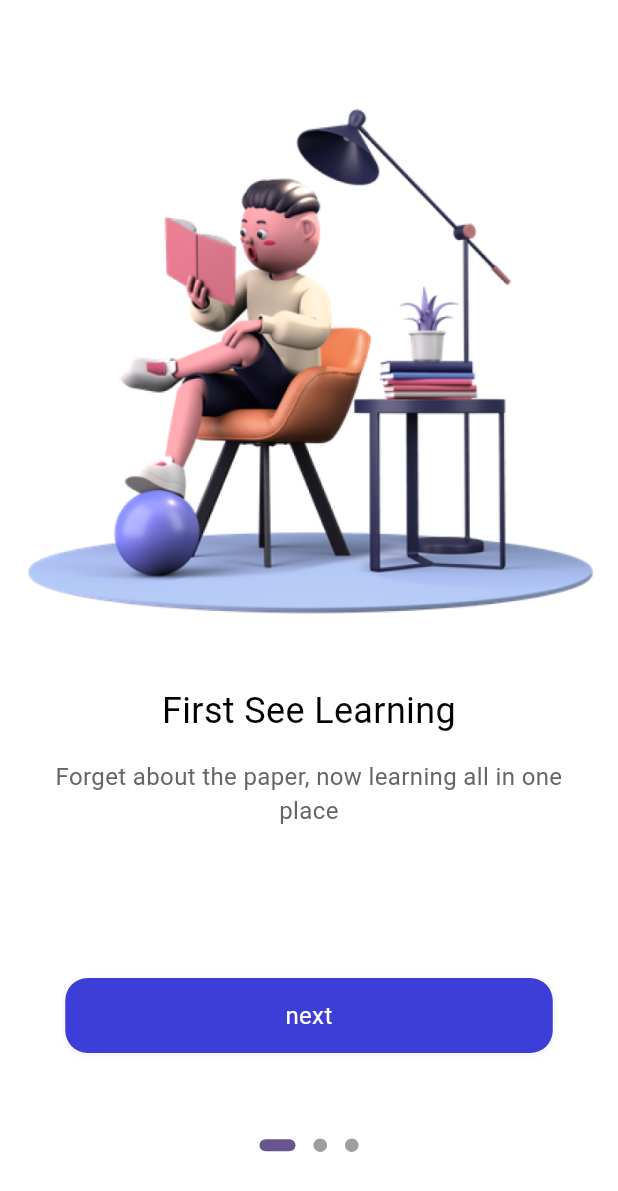
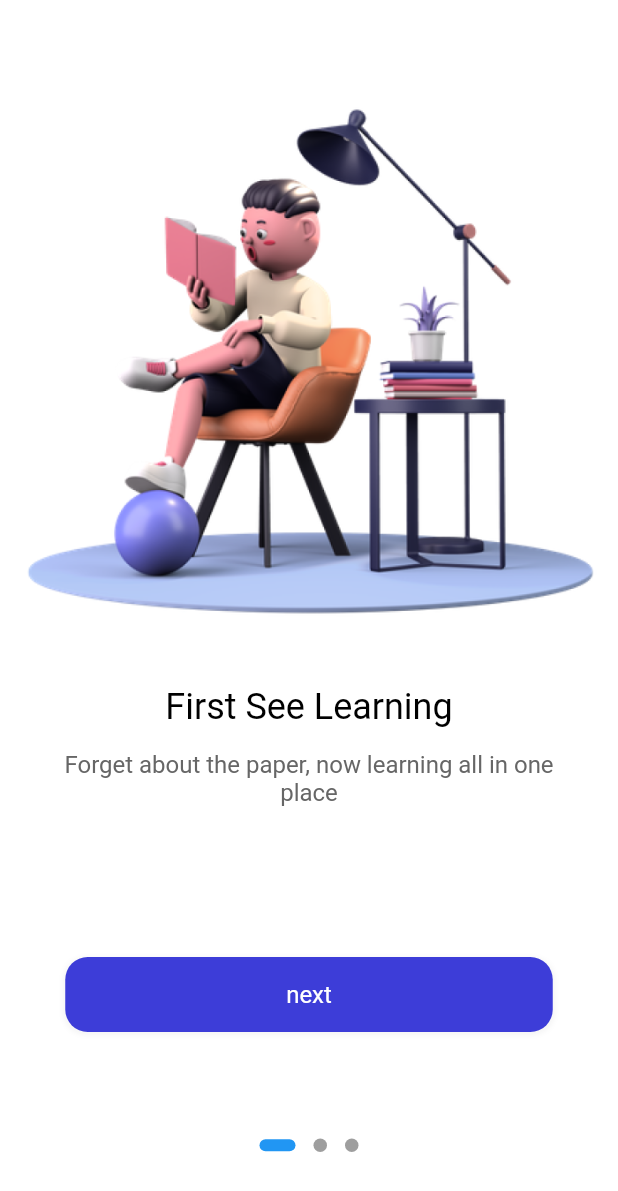
Before and after one commit to Daddy2054/ulearning_app, a Flutter app: the screen it shows after launch, on a phone screen of 412 x 824 dp. Shown: the top 1191 px of the screen. Run offline on Flutter 3.47's test engine with Material 2 defaults, Android fonts, the phone set to English and light mode, and no system bars; drawn by our look-alikes of dots_indicator; our stand-ins replace flutter_riverpod, flutter_screenutil, riverpod_annotation; generated files the repository leaves out were written again.

Commit message:
33. Theme and understand static class

```diff
--- /dev/null
+++ b/lib/common/utils/app_styles.dart
@@ -0,0 +1,10 @@
+import 'package:flutter/material.dart';
+
+class AppTheme {
+  static ThemeData appThemeData = ThemeData(
+      brightness: Brightness.light,
+      appBarTheme: const AppBarTheme(
+        elevation: 0,
+        backgroundColor: Colors.white,
+      ));
+}
--- a/lib/main.dart
+++ b/lib/main.dart
@@ -1,5 +1,6 @@
 import 'package:flutter/material.dart';
 import 'package:flutter_riverpod/flutter_riverpod.dart';
+import 'package:ulearning_app/common/utils/app_styles.dart';
 import 'package:ulearning_app/pages/sign_in/sign_in.dart';
 import 'package:ulearning_app/pages/welcome/welcome.dart';
 import 'package:flutter_screenutil/flutter_screenutil.dart';
@@ -17,25 +18,7 @@ class MyApp extends StatelessWidget {
     return ScreenUtilInit(
       designSize: const Size(375, 812),
       builder: (context, child) => MaterialApp(
-        theme: ThemeData(
-          // This is the theme of your application.
-          //
-          // TRY THIS: Try running your application with "flutter run". You'll see
-          // the application has a blue toolbar. Then, without quitting the app,
-          // try changing the seedColor in the colorScheme below to Colors.green
-          // and then invoke "hot reload" (save your changes or press the "hot
-          // reload" button in a Flutter-supported IDE, or press "r" if you used
-          // the command line to start the app).
-          //
-          // Notice that the counter didn't reset back to zero; the application
-          // state is not lost during the reload. To reset the state, use hot
-          // restart instead.
-          //
-          // This works for code too, not just values: Most code changes can be
-          // tested with just a hot reload.
-          colorScheme: ColorScheme.fromSeed(seedColor: Colors.deepPurple),
-          useMaterial3: true,
-        ),
+        theme: AppTheme.appThemeData,
         routes: {
           "/": (context) => Welcome(),
           "/signIn": (context) => const SignIn()
```
